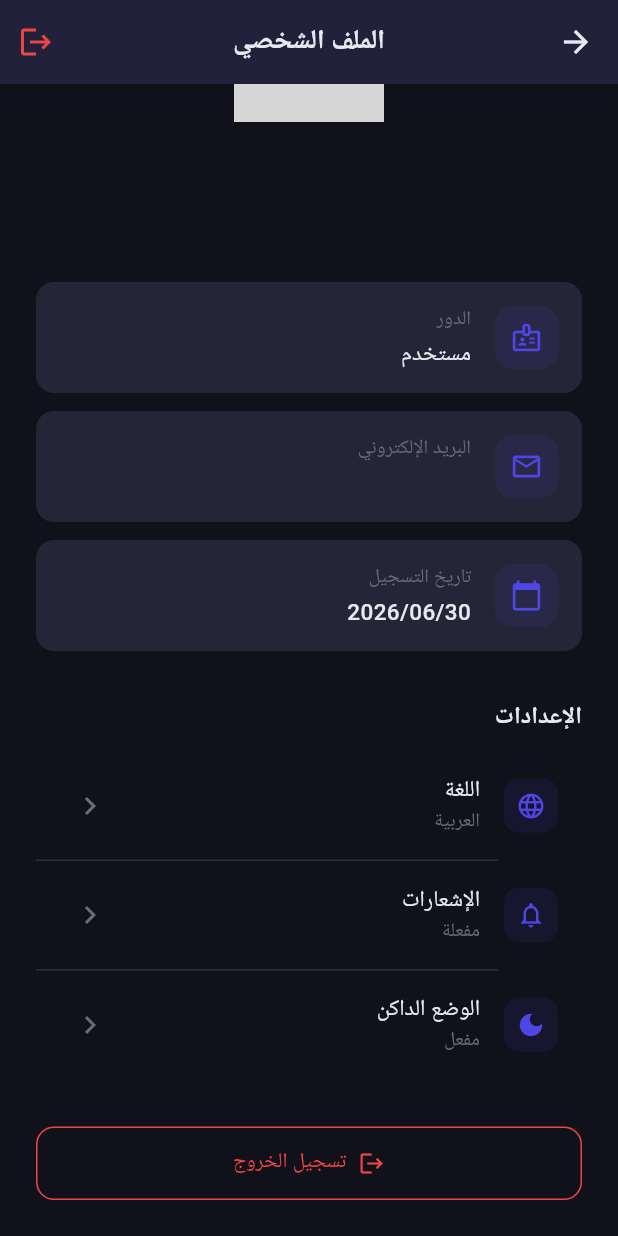
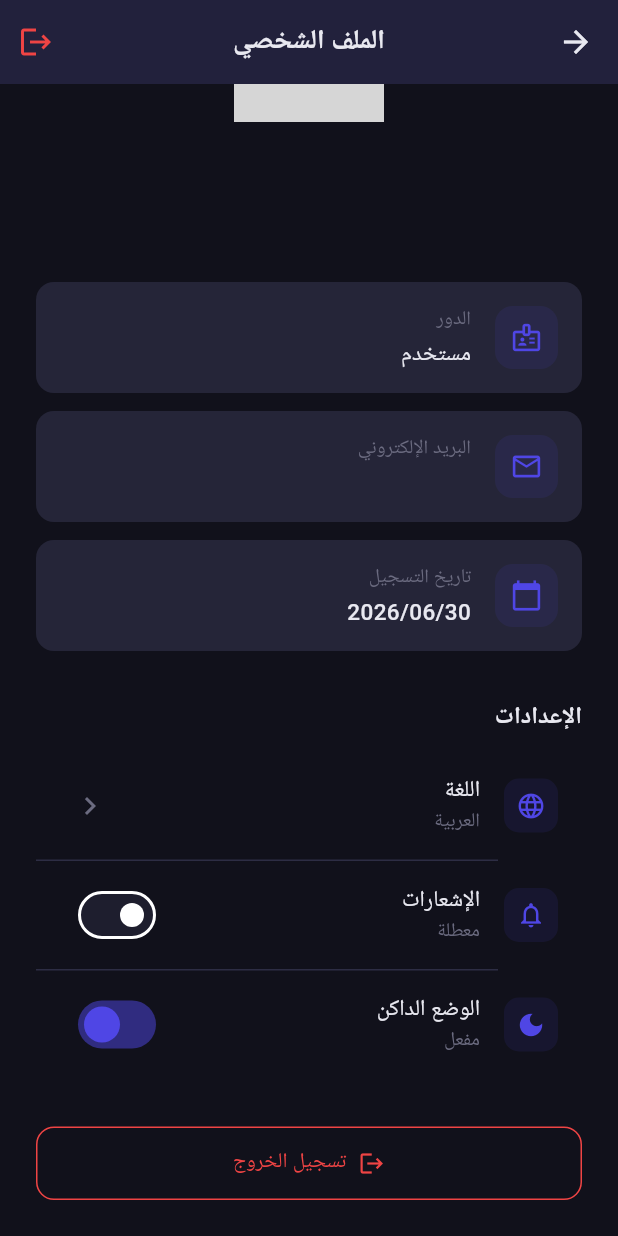
Before and after one commit to ahmed404mo/chat, a Flutter app: the ProfileScreen screen opened directly, scrolled down 99 dp, after a tap on "الإشعارات", on a phone screen of 412 x 824 dp. Run offline on Flutter 3.47's test engine with Material 3 defaults, Android fonts, the phone set to English and light mode, and no system bars; our stand-ins replace file_picker, flutter_secure_storage, shared_preferences, shimmer, timeago; missing offline and left inert: pusher_channels_flutter; accounts and stored records are empty; generated files the repository leaves out were written again; network calls fail; grey boxes are pictures that could not be loaded.

Commit message:
Fix: API parsing, theme/notification toggles, avatar upload, participants extraction

```diff
--- a/mentora_flutter/lib/models/conversation.dart
+++ b/mentora_flutter/lib/models/conversation.dart
@@ -40,7 +40,8 @@ class Conversation {
           ? Message.fromJson(json['lastMessage'] as Map<String, dynamic>)
           : null,
       participants: (json['participants'] as List<dynamic>?)
-              ?.map((e) => User.fromJson(e as Map<String, dynamic>))
+              ?.map((e) =>
+                  User.fromJson((e as Map<String, dynamic>)['user'] as Map<String, dynamic>))
               .toList() ??
           [],
       inviteCodes: (json['inviteCodes'] as List<dynamic>?)
--- a/mentora_flutter/lib/models/user.dart
+++ b/mentora_flutter/lib/models/user.dart
@@ -23,7 +23,7 @@ class User {
     return User(
       id: json['id'] as String,
       name: json['name'] as String,
-      email: json['email'] as String,
+      email: json['email'] as String? ?? '',
       role: json['role'] as String? ?? 'user',
       avatarUrl: json['avatarUrl'] as String?,
       createdAt: json['createdAt'] != null ? DateTime.parse(json['createdAt'] as String) : DateTime.now(),
--- /dev/null
+++ b/mentora_flutter/lib/providers/settings_provider.dart
@@ -0,0 +1,27 @@
+import 'package:flutter/material.dart';
+import 'package:shared_preferences/shared_preferences.dart';
+
+class SettingsProvider extends ChangeNotifier {
+  static const String _notifKey = 'notifications_enabled';
+
+  bool _notificationsEnabled = true;
+
+  bool get notificationsEnabled => _notificationsEnabled;
+
+  SettingsProvider() {
+    _load();
+  }
+
+  Future<void> _load() async {
+    final prefs = await SharedPreferences.getInstance();
+    _notificationsEnabled = prefs.getBool(_notifKey) ?? true;
+    notifyListeners();
+  }
+
+  Future<void> toggleNotifications() async {
+    _notificationsEnabled = !_notificationsEnabled;
+    notifyListeners();
+    final prefs = await SharedPreferences.getInstance();
+    await prefs.setBool(_notifKey, _notificationsEnabled);
+  }
+}
--- a/mentora_flutter/lib/screens/profile/profile_screen.dart
+++ b/mentora_flutter/lib/screens/profile/profile_screen.dart
@@ -1,11 +1,22 @@
+import 'dart:io';
 import 'package:flutter/material.dart';
 import 'package:provider/provider.dart';
+import 'package:file_picker/file_picker.dart';
 import '../../config/theme.dart';
 import '../../providers/auth_provider.dart';
+import '../../providers/theme_provider.dart';
+import '../../providers/settings_provider.dart';
+import '../../services/user_service.dart';
 import '../auth/auth_screen.dart';
 
-class ProfileScreen extends StatelessWidget {
+class ProfileScreen extends StatefulWidget {
   const ProfileScreen({super.key});
+
+  @override
+  State<ProfileScreen> createState() => _ProfileScreenState();
+}
+
+class _ProfileScreenState extends State<ProfileScreen> {
 
   @override
   Widget build(BuildContext context) {
@@ -65,6 +76,8 @@ class ProfileScreen extends StatelessWidget {
                     Positioned(
                       bottom: 0,
                       right: 0,
+                      child: GestureDetector(
+                        onTap: () => _pickAndUploadAvatar(context),
                         child: Container(
                           padding: const EdgeInsets.all(4),
                           decoration: BoxDecoration(
@@ -79,6 +92,7 @@ class ProfileScreen extends StatelessWidget {
                             Icons.camera_alt,
                             size: 18,
                             color: AppTheme.primaryColor,
+                          ),
                         ),
                       ),
                     ),
@@ -148,20 +162,38 @@ class ProfileScreen extends StatelessWidget {
                   onTap: () {},
                 ),
                 const Divider(height: 1, indent: 56),
-                _buildSettingItem(
+                Consumer<SettingsProvider>(
+                  builder: (context, settings, _) {
+                    return _buildSettingItem(
                       context,
                       icon: Icons.notifications_outlined,
                       title: 'الإشعارات',
-                  subtitle: 'مفعلة',
-                  onTap: () {},
+                      subtitle: settings.notificationsEnabled ? 'مفعلة' : 'معطلة',
+                      trailing: Switch(
+                        value: settings.notificationsEnabled,
+                        onChanged: (_) => settings.toggleNotifications(),
+                        activeColor: AppTheme.primaryColor,
+                      ),
+                      onTap: () => settings.toggleNotifications(),
+                    );
+                  },
                 ),
                 const Divider(height: 1, indent: 56),
-                _buildSettingItem(
+                Consumer<ThemeProvider>(
+                  builder: (context, theme, _) {
+                    return _buildSettingItem(
                       context,
                       icon: Icons.dark_mode,
                       title: 'الوضع الداكن',
-                  subtitle: 'مفعل',
-                  onTap: () {},
+                      subtitle: theme.isDark ? 'مفعل' : 'معطل',
+                      trailing: Switch(
+                        value: theme.isDark,
+                        onChanged: (_) => theme.toggle(),
+                        activeColor: AppTheme.primaryColor,
+                      ),
+                      onTap: () => theme.toggle(),
+                    );
+                  },
                 ),
 
                 const SizedBox(height: 32),
@@ -247,6 +279,7 @@ class ProfileScreen extends StatelessWidget {
     required String title,
     required String subtitle,
     required VoidCallback onTap,
+    Widget? trailing,
   }) {
     return ListTile(
       leading: Container(
@@ -271,7 +304,7 @@ class ProfileScreen extends StatelessWidget {
           color: AppTheme.textMuted,
         ),
       ),
-      trailing: const Icon(
+      trailing: trailing ?? const Icon(
         Icons.chevron_left,
         color: AppTheme.textMuted,
       ),
@@ -346,6 +379,30 @@ class ProfileScreen extends StatelessWidget {
     );
   }
 
+  Future<void> _pickAndUploadAvatar(BuildContext context) async {
+    final result = await FilePicker.platform.pickFiles(type: FileType.image);
+    if (result == null || result.files.single.path == null) return;
+
+    final file = File(result.files.single.path!);
+    setState(() {});
+    try {
+      final userService = UserService();
+      await userService.uploadAvatar(file);
+      await context.read<AuthProvider>().refreshUser();
+      if (mounted) {
+        ScaffoldMessenger.of(context).showSnackBar(
+          const SnackBar(content: Text('تم تحديث الصورة الشخصية')),
+        );
+      }
+    } catch (e) {
+      if (mounted) {
+        ScaffoldMessenger.of(context).showSnackBar(
+          SnackBar(content: Text('خطأ في رفع الصورة: $e')),
+        );
+      }
+    }
+  }
+
   String _getRoleName(String role) {
     switch (role) {
       case 'admin': return 'مدير';
--- a/mentora_flutter/lib/services/auth_service.dart
+++ b/mentora_flutter/lib/services/auth_service.dart
@@ -31,7 +31,8 @@ class AuthService {
 
   Future<User> getCurrentUser() async {
     final data = await _api.get('/users/me') as Map<String, dynamic>;
-    return User.fromJson(data);
+    final userData = data['user'] as Map<String, dynamic>;
+    return User.fromJson(userData);
   }
 
   Future<void> logout() async {
--- /dev/null
+++ b/mentora_flutter/lib/services/user_service.dart
@@ -0,0 +1,11 @@
+import 'dart:io';
+import 'api_service.dart';
+
+class UserService {
+  final ApiService _api = ApiService();
+
+  Future<String?> uploadAvatar(File file) async {
+    final result = await _api.uploadFile('/users/me/avatar', file: file);
+    return result['url'] as String?;
+  }
+}
```
Also changed, not shown: mentora_flutter/lib/config/theme.dart (+95 -0 lines), mentora_flutter/lib/main.dart (+10 -2 lines), mentora_flutter/lib/providers/auth_provider.dart (+7 -0 lines), mentora_flutter/lib/providers/theme_provider.dart (added, +38 -0 lines), mentora_flutter/lib/services/chat_service.dart (+7 -6 lines), 1 other file. Lines whose indentation alone changed are shown as unchanged.
